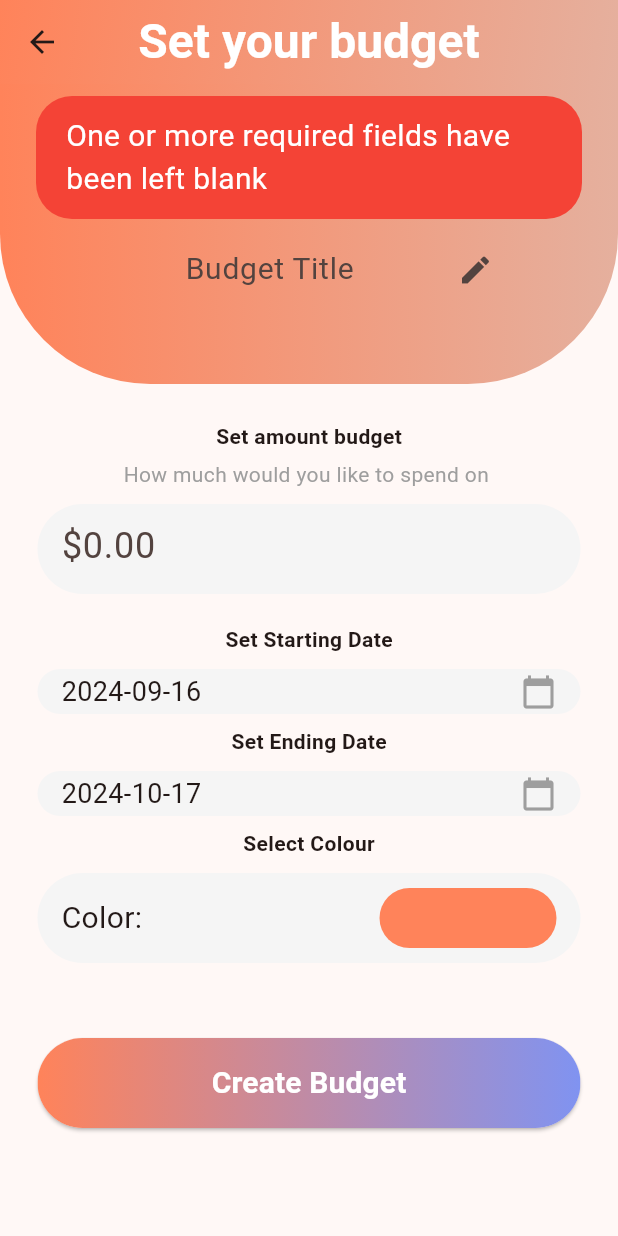
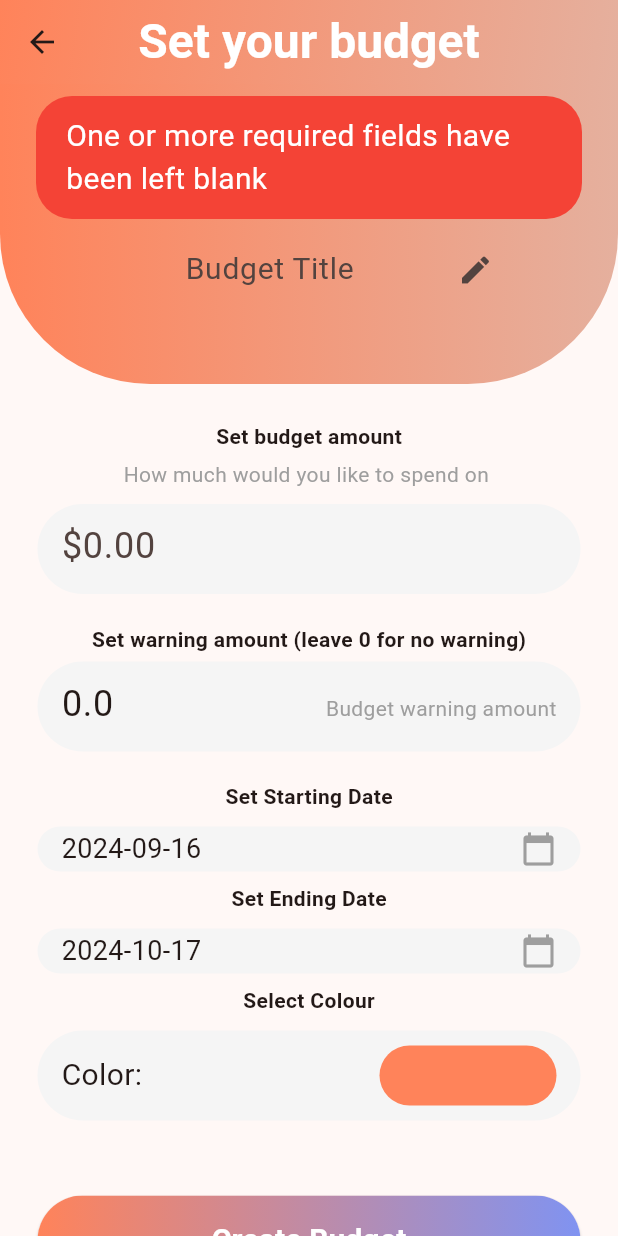
Before and after one commit to KushParmar07/Econowise, a Flutter app: the BudgetScreen screen opened directly, after a tap on "Create Budget", on a phone screen of 412 x 824 dp. Run offline on Flutter 3.47's test engine with Material 3 defaults, Android fonts, the phone set to English and light mode, and no system bars; our stand-ins replace flutter_colorpicker, fluttertoast, percent_indicator, syncfusion_flutter_charts.

Commit message:
Added Warning Amount For Budget

```diff
--- a/lib/budget_files/budget.dart
+++ b/lib/budget_files/budget.dart
@@ -8,6 +8,7 @@ class Budget {
   IconData icon;
   double totalUsed = 0;
   Color color = Colors.blue;
+  double warningAmount = 0;
   Budget(this.goal, this.budgetAmount, this.startDate, this.endDate, this.icon,
-      this.color);
+      this.color, this.warningAmount);
 }
--- a/lib/budget_files/budget_page_layout.dart
+++ b/lib/budget_files/budget_page_layout.dart
@@ -39,14 +39,16 @@ class _BudgetPageState extends State<BudgetPage> {
           DateTime.now(),
           DateTime.now(),
           Icons.accessibility_rounded,
-          const Color.fromARGB(255, 179, 136, 235));
+          const Color.fromARGB(255, 179, 136, 235),
+          0);
       selectedBudgetDetails = Budget(
           "Sample Budget",
           100,
           DateTime.now(),
           DateTime.now(),
           Icons.accessibility_rounded,
-          const Color.fromARGB(255, 179, 136, 235));
+          const Color.fromARGB(255, 179, 136, 235),
+          0);
       startDate = DateTime.now();
       endDate = DateTime.now();
     }
@@ -68,7 +70,8 @@ class _BudgetPageState extends State<BudgetPage> {
   }
 
   void warning(Budget budget) {
-    if (budget.budgetAmount * 0.85 < budget.totalUsed) {
+    if (budget.warningAmount > 0) {
+      if (budget.totalUsed >= budget.warningAmount) {
         Fluttertoast.showToast(
             msg: budget.totalUsed < budget.budgetAmount
                 ? 'WARNING: "${budget.goal}" Is Almost Used Up'
@@ -78,6 +81,7 @@ class _BudgetPageState extends State<BudgetPage> {
             backgroundColor: budget.color,
             textColor: Colors.white,
             fontSize: 20);
+      }
     }
   }
 
--- a/lib/budget_files/create_budget.dart
+++ b/lib/budget_files/create_budget.dart
@@ -22,6 +22,8 @@ class BudgetScreen extends StatefulWidget {
 class _BudgetScreenState extends State<BudgetScreen> {
   final TextEditingController _budgetTitleController = TextEditingController();
   final TextEditingController _budgetAmountController = TextEditingController();
+  final TextEditingController _budgetWarningAmountController =
+      TextEditingController();
   IconData _selectedIcon = Icons.shopping_cart;
   String budgetDescriptionText = 'How much would you like to spend on ';
   DateTime? _startSelectedDate = DateTime.now();
@@ -99,6 +101,8 @@ class _BudgetScreenState extends State<BudgetScreen> {
       _budgetTitleController.text = widget.currentBudget!.goal;
       _budgetAmountController.text =
           widget.currentBudget!.budgetAmount.toString();
+      _budgetWarningAmountController.text =
+          widget.currentBudget!.warningAmount.toString();
       _startSelectedDate = widget.currentBudget!.startDate;
       _endSelectedDate = widget.currentBudget!.endDate;
       _selectedIcon = widget.currentBudget!.icon;
@@ -109,16 +113,19 @@ class _BudgetScreenState extends State<BudgetScreen> {
           affectedTransactions.add(transaction);
         }
       }
+    } else {
+      _budgetWarningAmountController.text = 0.00.toString();
     }
   }
 
   void submit() async {
     if (_budgetTitleController.text != "" &&
-        _budgetAmountController.text != "") {
+        _budgetAmountController.text != "" &&
+        _budgetWarningAmountController.text != "") {
       if (widget.currentBudget != null) {
         context.read<SaveData>().deleteBudget(widget.currentBudget ??
             Budget("Placeholder", 100, DateTime.now(), DateTime.now(),
-                Icons.abc, Colors.blue));
+                Icons.abc, Colors.blue, 0));
       }
       Budget newBudget = Budget(
           _budgetTitleController.text,
@@ -126,7 +133,8 @@ class _BudgetScreenState extends State<BudgetScreen> {
           _startSelectedDate,
           _endSelectedDate,
           _selectedIcon,
-          _selectedColor);
+          _selectedColor,
+          double.parse(_budgetWarningAmountController.text));
       context.read<SaveData>().addBudget(newBudget);
       for (var transaction in affectedTransactions) {
         transaction.budget = newBudget;
@@ -228,7 +236,7 @@ class _BudgetScreenState extends State<BudgetScreen> {
                   child: Column(
                     children: <Widget>[
                       const Text(
-                        'Set amount budget',
+                        'Set budget amount',
                         style: TextStyle(fontWeight: FontWeight.bold),
                       ),
                       const SizedBox(height: 5),
@@ -238,6 +246,11 @@ class _BudgetScreenState extends State<BudgetScreen> {
                       ),
                       const SizedBox(height: 10),
                       budgetAmountSelector(),
+                      const SizedBox(height: 20),
+                      const Text('Set warning amount (leave 0 for no warning)',
+                          style: TextStyle(fontWeight: FontWeight.bold)),
+                      const SizedBox(height: 5),
+                      budgetWarningSelector(),
 
                       const SizedBox(height: 20),
                       const Text(
@@ -410,6 +423,28 @@ class _BudgetScreenState extends State<BudgetScreen> {
     );
   }
 
+  SizedBox budgetWarningSelector() {
+    return SizedBox(
+      height: 60,
+      child: TextField(
+        controller: _budgetWarningAmountController,
+        decoration: InputDecoration(
+          hintText: '\$0.00',
+          border: OutlineInputBorder(
+            borderRadius: BorderRadius.circular(30.0),
+            borderSide: BorderSide.none,
+          ),
+          filled: true,
+          fillColor: Colors.grey[100]!,
+          suffixText: 'Budget warning amount',
+          suffixStyle: const TextStyle(color: Colors.grey),
+        ),
+        style: const TextStyle(fontSize: 24),
+        keyboardType: TextInputType.number,
+      ),
+    );
+  }
+
   Container topBackground() {
     return Container(
       height: 200, // Adjust height as needed
--- a/lib/cashflow_files/cashflow_page.dart
+++ b/lib/cashflow_files/cashflow_page.dart
@@ -294,10 +294,12 @@ class _CashflowPageState extends State<CashflowPage> {
           transaction.date!.month == month &&
           transaction.date!.year == year) {
         if ((transaction.spent &&
-                (transaction.budget?.goal == categoryName ||
+                (transaction.budget.goal == categoryName ||
                     (categoryName == 'Other Expenses' &&
-                        !context.read<SaveData>().budgets.any(
-                            (b) => b.goal == transaction.budget?.goal)))) ||
+                        !context
+                            .read<SaveData>()
+                            .budgets
+                            .any((b) => b.goal == transaction.budget.goal)))) ||
             (!transaction.spent && categoryName == 'Income')) {
           total += transaction.spent ? -transaction.amount : transaction.amount;
         }
@@ -311,10 +313,12 @@ class _CashflowPageState extends State<CashflowPage> {
     for (var transaction in context.read<SaveData>().transactions) {
       if (transaction.date != null && transaction.date!.year == year) {
         if ((transaction.spent &&
-                (transaction.budget?.goal == categoryName ||
+                (transaction.budget.goal == categoryName ||
                     (categoryName == 'Other Expenses' &&
-                        !context.read<SaveData>().budgets.any(
-                            (b) => b.goal == transaction.budget?.goal)))) ||
+                        !context
+                            .read<SaveData>()
+                            .budgets
+                            .any((b) => b.goal == transaction.budget.goal)))) ||
             (!transaction.spent && categoryName == 'Income')) {
           total += transaction.spent ? -transaction.amount : transaction.amount;
         }
@@ -352,9 +356,8 @@ class _CashflowPageState extends State<CashflowPage> {
 
           if (weekRange != null) {
             String categoryName = transaction.spent
-                ? (transaction.budget != null &&
-                        budgets.any((b) => b.goal == transaction.budget!.goal)
-                    ? transaction.budget!.goal
+                ? (budgets.any((b) => b.goal == transaction.budget.goal)
+                    ? transaction.budget.goal
                     : 'Other Expenses')
                 : 'Income';
             double transactionValue =
@@ -395,9 +398,8 @@ class _CashflowPageState extends State<CashflowPage> {
         if (transaction.date != null && transaction.date!.year == activeYear) {
           int month = transaction.date!.month;
           String categoryName = transaction.spent
-              ? (transaction.budget != null &&
-                      budgets.any((b) => b.goal == transaction.budget!.goal)
-                  ? transaction.budget!.goal
+              ? (budgets.any((b) => b.goal == transaction.budget.goal)
+                  ? transaction.budget.goal
                   : 'Other Expenses')
               : 'Income';
           double transactionValue =
--- a/lib/main.dart
+++ b/lib/main.dart
@@ -22,7 +22,7 @@ class MyApp extends StatelessWidget {
         useMaterial3: true,
       ),
       home: const MenuSelecter(
-        index: 0,
+        index: 1,
       ),
     );
   }
--- a/pubspec.yaml
+++ b/pubspec.yaml
@@ -51,6 +51,7 @@ dependencies:
   fast_charts: ^0.2.0
 
   intl: any
+  collection: any
 dev_dependencies:
   flutter_test:
     sdk: flutter
```
Also changed, not shown: lib/transaction_files/create_transaction.dart (+10 -7 lines), lib/transaction_files/transactions_page.dart (+4 -3 lines), pubspec.lock. Lines whose indentation alone changed are shown as unchanged.
